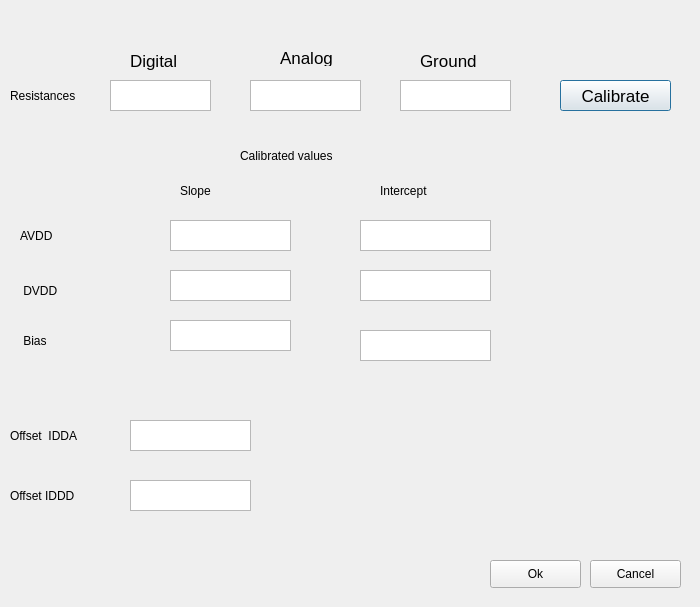
This is GUI/calibrationpb.ui in AudreyFrancisco/SingleLadderQualification as Qt 5 draws it before an edit. The edited form follows.
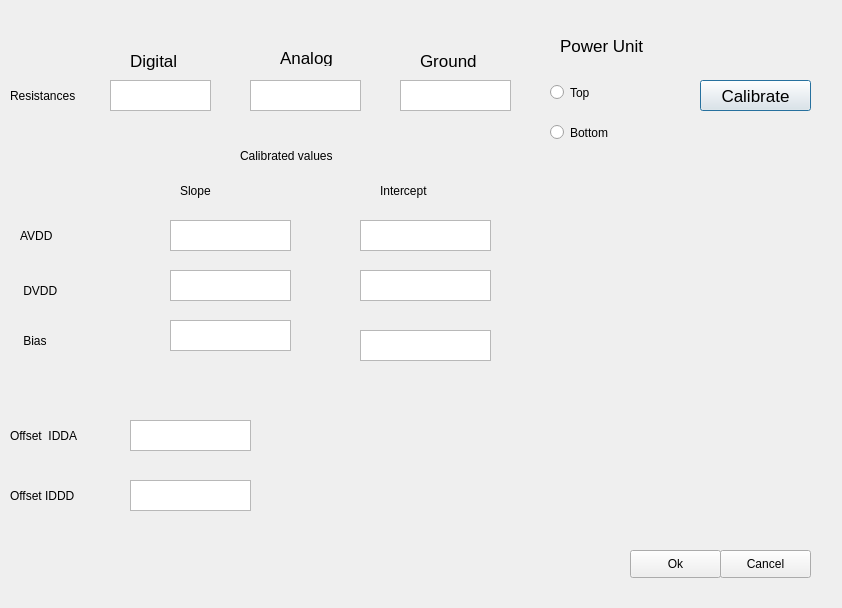
This is the edited form.

Commit message: Power Unit selection

Diff of the .ui file:
```diff
--- a/GUI/calibrationpb.ui
+++ b/GUI/calibrationpb.ui
@@ -6,8 +6,8 @@
    <rect>
     <x>0</x>
     <y>0</y>
-    <width>700</width>
-    <height>607</height>
+    <width>842</width>
+    <height>608</height>
    </rect>
   </property>
   <property name="windowTitle">
@@ -70,7 +70,7 @@
   <widget class="QPushButton" name="calibrate">
    <property name="geometry">
     <rect>
-     <x>560</x>
+     <x>700</x>
      <y>80</y>
      <width>111</width>
      <height>31</height>
@@ -148,8 +148,8 @@
   <widget class="QPushButton" name="cancel">
    <property name="geometry">
     <rect>
-     <x>590</x>
-     <y>560</y>
+     <x>720</x>
+     <y>550</y>
      <width>91</width>
      <height>28</height>
     </rect>
@@ -161,8 +161,8 @@
   <widget class="QPushButton" name="ok">
    <property name="geometry">
     <rect>
-     <x>490</x>
-     <y>560</y>
+     <x>630</x>
+     <y>550</y>
      <width>91</width>
      <height>28</height>
     </rect>
@@ -338,6 +338,50 @@
     </rect>
    </property>
   </widget>
+  <widget class="QLabel" name="label_13">
+   <property name="geometry">
+    <rect>
+     <x>560</x>
+     <y>30</y>
+     <width>91</width>
+     <height>31</height>
+    </rect>
+   </property>
+   <property name="font">
+    <font>
+     <pointsize>13</pointsize>
+    </font>
+   </property>
+   <property name="text">
+    <string>Power Unit</string>
+   </property>
+  </widget>
+  <widget class="QRadioButton" name="top">
+   <property name="geometry">
+    <rect>
+     <x>550</x>
+     <y>80</y>
+     <width>111</width>
+     <height>25</height>
+    </rect>
+   </property>
+   <property name="text">
+    <string>Top</string>
+   </property>
+  </widget>
+  <widget class="QRadioButton" name="bottom">
+   <property name="geometry">
+    <rect>
+     <x>550</x>
+     <y>120</y>
+     <width>111</width>
+     <height>25</height>
+    </rect>
+   </property>
+   <property name="text">
+    <string>Bottom</string>
+   </property>
+  </widget>
  </widget>
  <resources/>
  <connections/>
```
The commit also changes 3 other files.
